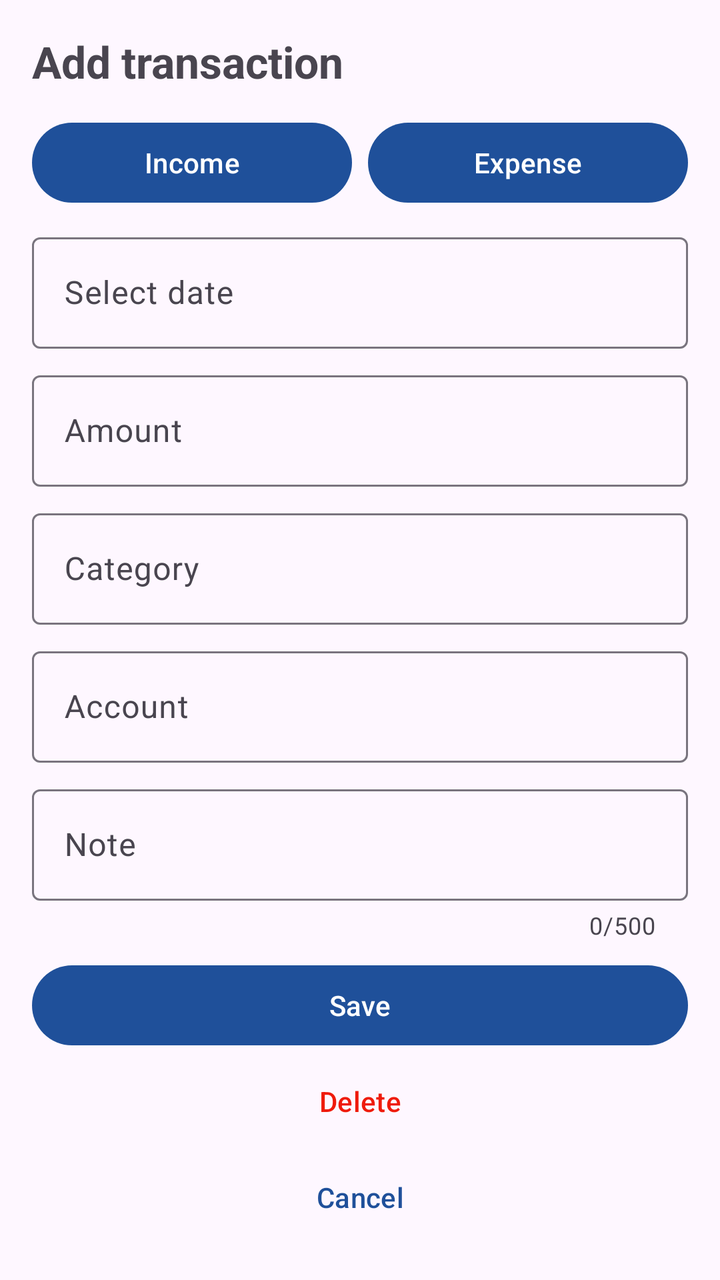
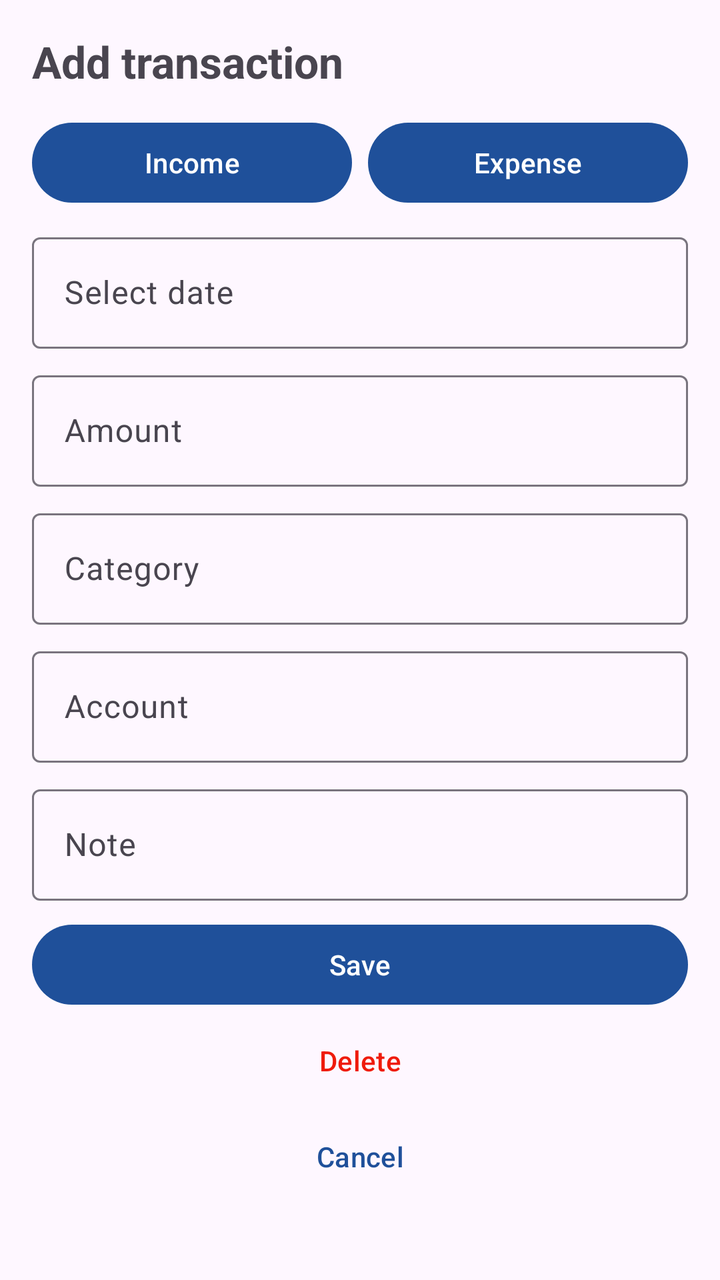

Compare the two renders of this Android layout. The source of the first and the diff that turns it into the second are given below.
<!-- AndroidManifest.xml: application theme Theme.SpendingManagerment -->
<!-- res/layout/fragment_add_transaction.xml -->
<?xml version="1.0" encoding="utf-8"?>
<androidx.constraintlayout.widget.ConstraintLayout xmlns:android="http://schemas.android.com/apk/res/android"
    xmlns:app="http://schemas.android.com/apk/res-auto"
    xmlns:tools="http://schemas.android.com/tools"
    android:layout_width="match_parent"
    android:layout_height="match_parent">

    <androidx.core.widget.NestedScrollView
        android:layout_width="0dp"
        android:layout_height="0dp"
        android:fillViewport="true"
        app:layout_constraintTop_toTopOf="parent"
        app:layout_constraintBottom_toBottomOf="parent"
        app:layout_constraintStart_toStartOf="parent"
        app:layout_constraintEnd_toEndOf="parent">

        <androidx.constraintlayout.widget.ConstraintLayout
            android:layout_width="match_parent"
            android:layout_height="wrap_content"
            android:padding="16dp">

            <TextView
                android:id="@+id/title"
                android:layout_width="0dp"
                android:layout_height="wrap_content"
                android:paddingBottom="12dp"
                android:text="@string/add_transaction"
                android:textSize="22sp"
                android:textStyle="bold"
                app:layout_constraintTop_toTopOf="parent"
                app:layout_constraintStart_toStartOf="parent"
                app:layout_constraintEnd_toEndOf="parent" />

            <com.google.android.material.button.MaterialButton
                android:id="@+id/incomeBtn"
                android:layout_width="0dp"
                android:layout_height="wrap_content"
                android:layout_marginEnd="8dp"
                android:text="@string/app_income"
                app:layout_constraintTop_toBottomOf="@id/title"
                app:layout_constraintStart_toStartOf="parent"
                app:layout_constraintEnd_toStartOf="@id/expenseBtn" />

            <com.google.android.material.button.MaterialButton
                android:id="@+id/expenseBtn"
                android:layout_width="0dp"
                android:layout_height="wrap_content"
                android:text="@string/app_expense"
                app:layout_constraintTop_toBottomOf="@id/title"
                app:layout_constraintStart_toEndOf="@id/incomeBtn"
                app:layout_constraintEnd_toEndOf="parent" />

            <androidx.constraintlayout.widget.Barrier
                android:id="@+id/typeSelectionBottom"
                android:layout_width="wrap_content"
                android:layout_height="wrap_content"
                app:barrierDirection="bottom"
                app:constraint_referenced_ids="incomeBtn,expenseBtn" />

            <com.google.android.material.textfield.TextInputLayout
                android:id="@+id/dateLayout"
                android:layout_width="0dp"
                android:layout_height="wrap_content"
                android:layout_marginTop="8dp"
                android:hint="@string/app_select_date"
                app:layout_constraintTop_toBottomOf="@id/typeSelectionBottom"
                app:layout_constraintStart_toStartOf="parent"
                app:layout_constraintEnd_toEndOf="parent">

                <com.google.android.material.textfield.TextInputEditText
                    android:id="@+id/date"
                    android:layout_width="match_parent"
                    android:layout_height="wrap_content"
                    android:focusable="false"
                    android:inputType="none" />

            </com.google.android.material.textfield.TextInputLayout>

            <com.google.android.material.textfield.TextInputLayout
                android:id="@+id/amountLayout"
                android:layout_width="0dp"
                android:layout_height="wrap_content"
                android:layout_marginTop="8dp"
                android:hint="@string/app_amount"
                app:layout_constraintTop_toBottomOf="@id/dateLayout"
                app:layout_constraintStart_toStartOf="parent"
                app:layout_constraintEnd_toEndOf="parent">

                <com.google.android.material.textfield.TextInputEditText
                    android:id="@+id/amount"
                    android:layout_width="match_parent"
                    android:layout_height="wrap_content"
                    android:inputType="number"
                    android:maxLength="12" />

            </com.google.android.material.textfield.TextInputLayout>

            <com.google.android.material.textfield.TextInputLayout
                android:id="@+id/categoryLayout"
                android:layout_width="0dp"
                android:layout_height="wrap_content"
                android:layout_marginTop="8dp"
                android:hint="@string/app_category"
                app:layout_constraintTop_toBottomOf="@id/amountLayout"
                app:layout_constraintStart_toStartOf="parent"
                app:layout_constraintEnd_toEndOf="parent">

                <com.google.android.material.textfield.TextInputEditText
                    android:id="@+id/category"
                    android:layout_width="match_parent"
                    android:layout_height="wrap_content"
                    android:focusable="false"
                    android:inputType="none" />

            </com.google.android.material.textfield.TextInputLayout>

            <com.google.android.material.textfield.TextInputLayout
                android:id="@+id/accountLayout"
                android:layout_width="0dp"
                android:layout_height="wrap_content"
                android:layout_marginTop="8dp"
                android:hint="@string/app_account"
                app:layout_constraintTop_toBottomOf="@id/categoryLayout"
                app:layout_constraintStart_toStartOf="parent"
                app:layout_constraintEnd_toEndOf="parent">

                <com.google.android.material.textfield.TextInputEditText
                    android:id="@+id/account"
                    android:layout_width="match_parent"
                    android:layout_height="wrap_content"
                    android:focusable="false"
                    android:inputType="none" />

            </com.google.android.material.textfield.TextInputLayout>

            <com.google.android.material.textfield.TextInputLayout
                android:id="@+id/noteLayout"
                android:layout_width="0dp"
                android:layout_height="wrap_content"
                android:layout_marginTop="8dp"
                android:hint="@string/app_note"
                app:counterEnabled="true"
                app:counterMaxLength="500"
                app:layout_constraintTop_toBottomOf="@id/accountLayout"
                app:layout_constraintStart_toStartOf="parent"
                app:layout_constraintEnd_toEndOf="parent">

                <com.google.android.material.textfield.TextInputEditText
                    android:id="@+id/note"
                    android:layout_width="match_parent"
                    android:layout_height="wrap_content"
                    android:inputType="textCapSentences|textMultiLine"
                    android:maxLength="500" />

            </com.google.android.material.textfield.TextInputLayout>

            <com.google.android.material.button.MaterialButton
                android:id="@+id/saveTransactionBtn"
                android:layout_width="0dp"
                android:layout_height="wrap_content"
                android:layout_marginTop="8dp"
                android:text="@string/app_save"
                app:layout_constraintTop_toBottomOf="@id/noteLayout"
                app:layout_constraintStart_toStartOf="parent"
                app:layout_constraintEnd_toEndOf="parent" />

            <com.google.android.material.button.MaterialButton
                android:id="@+id/deleteTransactionBtn"
                style="@style/Widget.Material3.Button.TextButton"
                android:layout_width="0dp"
                android:layout_height="wrap_content"
                android:text="@string/app_delete"
                android:textColor="@color/redColor"
                app:layout_constraintTop_toBottomOf="@id/saveTransactionBtn"
                app:layout_constraintStart_toStartOf="parent"
                app:layout_constraintEnd_toEndOf="parent" />

            <com.google.android.material.button.MaterialButton
                android:id="@+id/cancelBtn"
                style="@style/Widget.Material3.Button.TextButton"
                android:layout_width="0dp"
                android:layout_height="wrap_content"
                android:text="@string/cancel"
                app:layout_constraintTop_toBottomOf="@id/deleteTransactionBtn"
                app:layout_constraintBottom_toBottomOf="parent"
                app:layout_constraintVertical_bias="0"
                app:layout_constraintStart_toStartOf="parent"
                app:layout_constraintEnd_toEndOf="parent" />

        </androidx.constraintlayout.widget.ConstraintLayout>

    </androidx.core.widget.NestedScrollView>

</androidx.constraintlayout.widget.ConstraintLayout>
<!-- resources referenced by this layout -->
<resources>
  <color name="redColor">#EF1B0B</color>
  <string name="add_transaction">Add transaction</string>
  <string name="app_account">Account</string>
  <string name="app_amount">Amount</string>
  <string name="app_category">Category</string>
  <string name="app_delete">Delete</string>
  <string name="app_expense">Expense</string>
  <string name="app_income">Income</string>
  <string name="app_note">Note</string>
  <string name="app_save">Save</string>
  <string name="app_select_date">Select date</string>
  <string name="cancel">Cancel</string>
  <style name="Theme.SpendingManagerment" parent="Base.Theme.SpendingManagerment" />
  <style name="Base.Theme.SpendingManagerment" parent="Theme.Material3.DayNight.NoActionBar">
          <item name="colorPrimary">@color/primary</item>
          <item name="colorOnPrimary">@color/white</item>
          <item name="android:windowLightStatusBar">false</item>
          
          
      </style>
  <color name="primary">#1F509A</color>
  <color name="white">#FFFFFFFF</color>
</resources>

<!-- the commit's change to res/layout/fragment_add_transaction.xml (unified diff, before → after) -->
@@ -139,8 +139,6 @@
                 android:layout_height="wrap_content"
                 android:layout_marginTop="8dp"
                 android:hint="@string/app_note"
-                app:counterEnabled="true"
-                app:counterMaxLength="500"
                 app:layout_constraintTop_toBottomOf="@id/accountLayout"
                 app:layout_constraintStart_toStartOf="parent"
                 app:layout_constraintEnd_toEndOf="parent">
